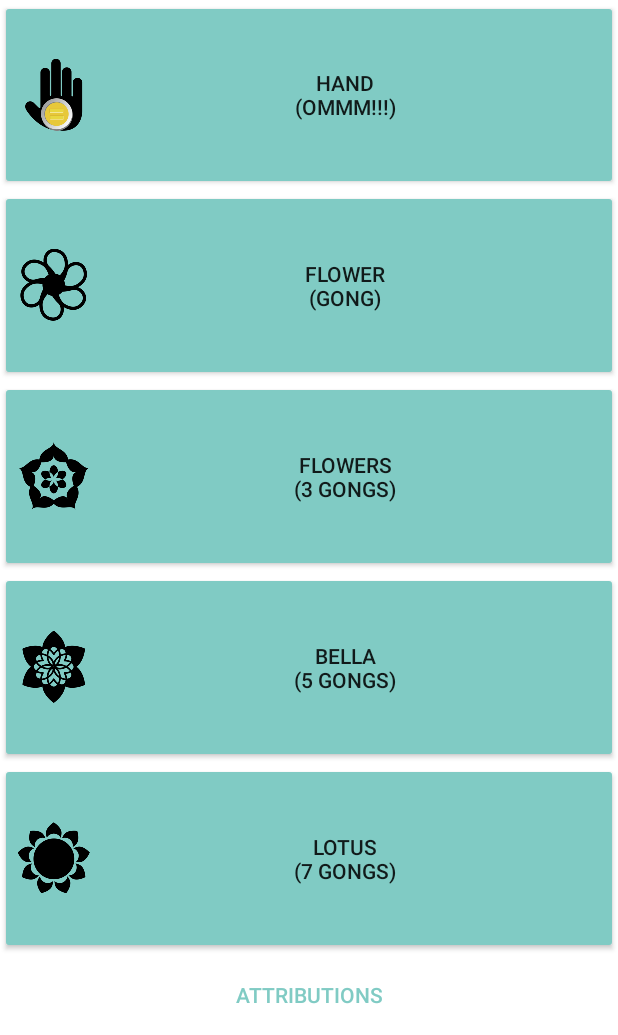
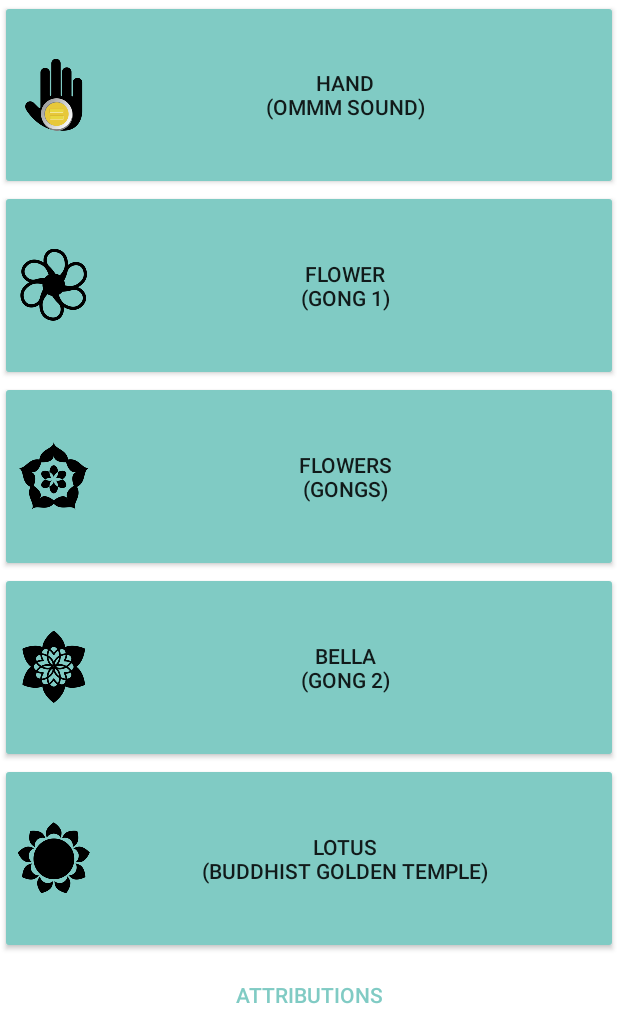
Before and after one commit to OmnipresentSupergalacticOneness/OmnipresentSupergalacticOneness, an Android app: the screen it shows after launch (MainActivity), on a phone screen of 412 x 824 dp, the part 201-1236 px from its top. Run offline under Robolectric (Android 15) with nearby library versions, the phone set to English and light mode, and no system bars; libraries missing offline, so code that uses them is left out: com.android.vending.

Commit message:
Playing sounds

```diff
--- a/app/src/main/res/values/strings.xml
+++ b/app/src/main/res/values/strings.xml
@@ -22,11 +22,11 @@
     <string name="content_description_app_loading_image">App loading image</string>
 
     <string name="title">Donate for Omnipresent Supergalactic Oneness</string>
-    <string name="hand_button_text">Hand\n(Ommm!!!)</string>
-    <string name="flower_button_text">Flower\n(Gong)</string>
-    <string name="flowers_button_text">Flowers\n(3 gongs)</string>
-    <string name="bella_button_text">Bella\n(5 gongs)</string>
-    <string name="lotus_button_text">Lotus\n(7 gongs)</string>
+    <string name="hand_button_text">Hand\n(Ommm sound)</string>
+    <string name="flower_button_text">Flower\n(Gong 1)</string>
+    <string name="flowers_button_text">Flowers\n(Gongs)</string>
+    <string name="bella_button_text">Bella\n(Gong 2)</string>
+    <string name="lotus_button_text">Lotus\n(Buddhist Golden Temple)</string>
     <string name="attribution_button_text">Attributions</string>
     <string name="attributions_text">Attributions:\nIcons designed by Freepik from Flaticon\nSound samples all from freesound.org by:\n* Ommmm: jagadamba\n* Buddhist Golden Temple: veridiansunrise\n* Gongs: speedygonzo, boss-music, vrodge</string>
 </resources>
```
Also changed, not shown: app/src/main/java/io/csabatechnology/android/omnipresent/AudioPlayer.java (added, +38 -0 lines), app/src/main/java/io/csabatechnology/android/omnipresent/MainActivity.java (+9 -1 lines).
